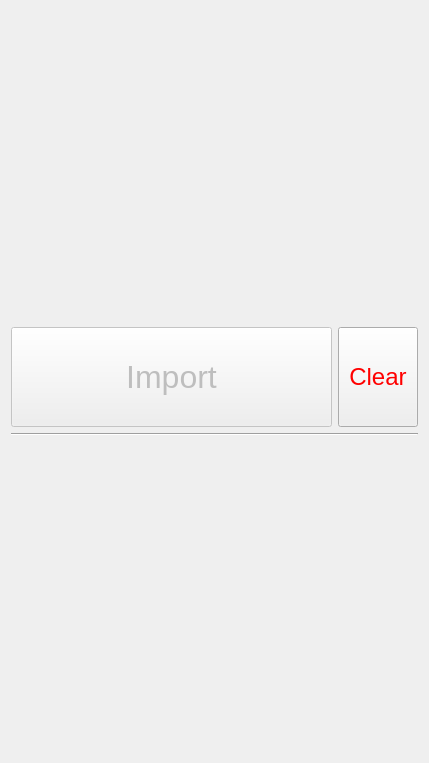
Before: the Qt Designer form widgets/Sidebar.ui in bluemellophone/gzc-client, drawn with Qt 5.
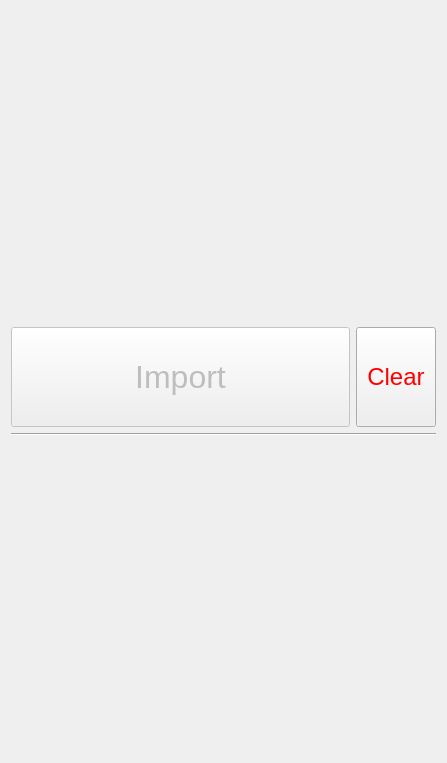
After: the same form once the commit is applied.

```diff
--- a/widgets/Sidebar.ui
+++ b/widgets/Sidebar.ui
@@ -6,13 +6,13 @@
    <rect>
     <x>0</x>
     <y>0</y>
-    <width>429</width>
+    <width>447</width>
     <height>763</height>
    </rect>
   </property>
   <property name="minimumSize">
    <size>
-    <width>429</width>
+    <width>447</width>
     <height>0</height>
    </size>
   </property>
```
